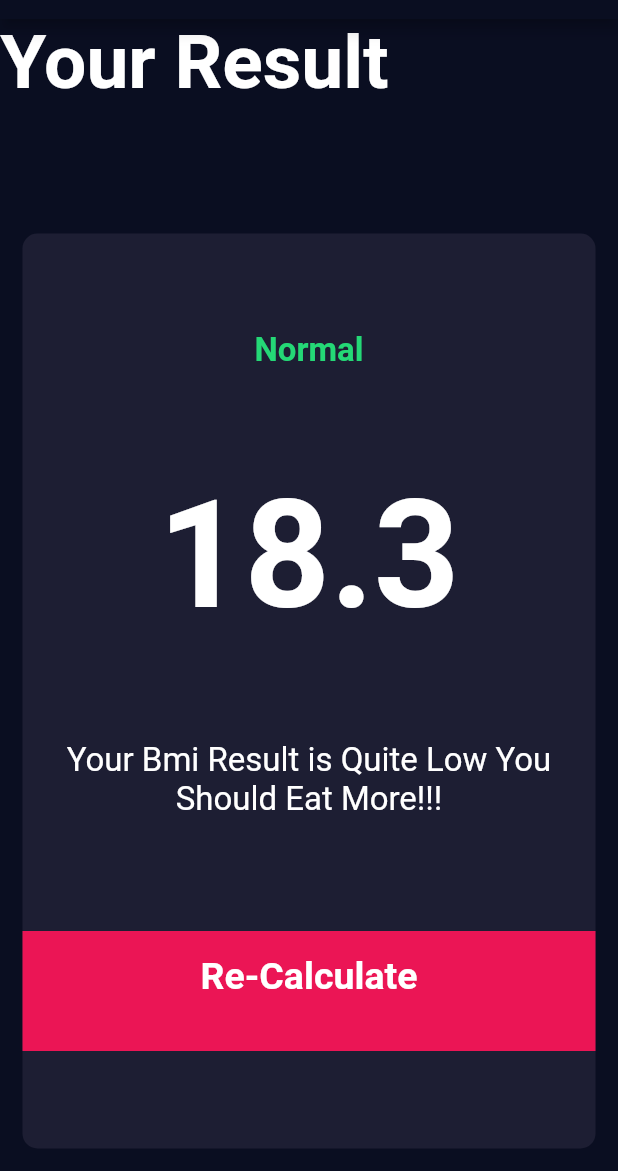
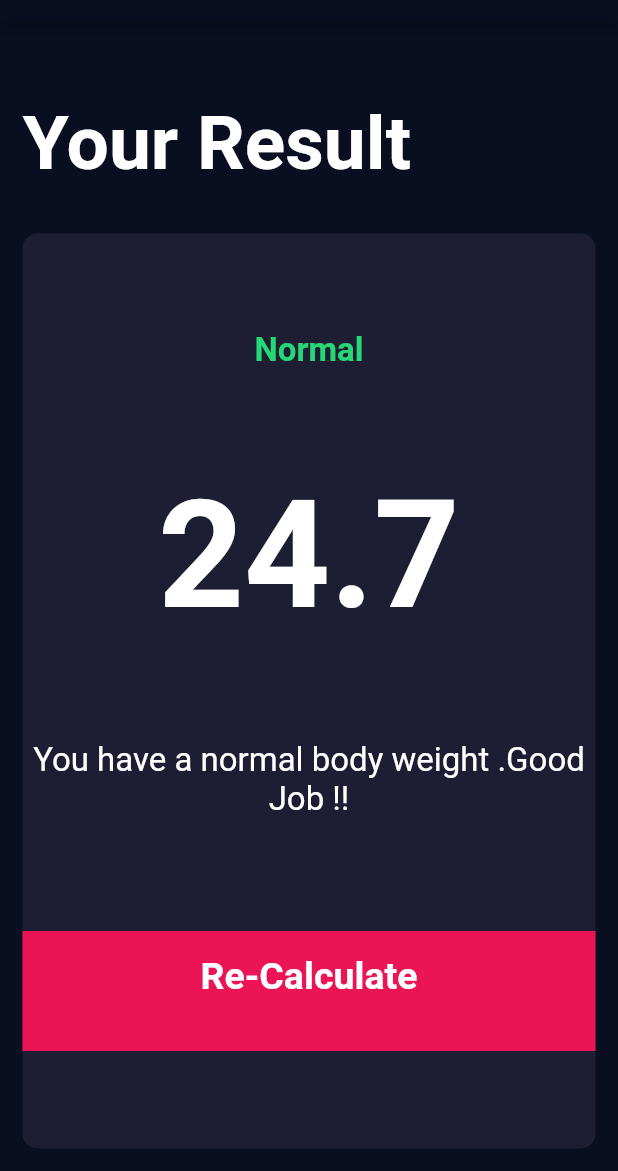
Before and after one commit to felexkuria/bmi_calculator, a Flutter app: the screen it shows after launch, after a tap on "CALCULATE", on a phone screen of 412 x 824 dp, the part 65-1236 px from its top. Run offline on Flutter 3.47's test engine with Material 2 defaults, Android fonts, the phone set to English and light mode, and no system bars; our stand-ins replace font_awesome_flutter.

Commit message:
finished bmi calc

```diff
--- /dev/null
+++ b/bmi_calculator/lib/calculator.dart
@@ -0,0 +1,34 @@
+import 'dart:math';
+
+class CalculatorBrain {
+  final int height;
+  final int weight;
+  double _bmi = 0.0;
+
+  CalculatorBrain({this.height, this.weight});
+
+  String calculateBmi() {
+    double _bmi = weight / pow(height / 100, 2);
+    return _bmi.toStringAsFixed(1);
+  }
+
+  String getResult() {
+    if (_bmi >= 25) {
+      return 'OverWeight';
+    } else if (_bmi <= 18.5) {
+      return 'Normal';
+    } else {
+      return 'UnderWeight';
+    }
+  }
+
+  String getInterpretation() {
+    if (_bmi >= 25) {
+      return 'You have a higher than normal body weight .try to exercise more';
+    } else if (_bmi <= 18.5) {
+      return 'You have a normal body weight .Good Job !!';
+    } else {
+      return 'You have a Lower than normal body weight .You Can eat a bit more';
+    }
+  }
+}
--- a/bmi_calculator/lib/main.dart
+++ b/bmi_calculator/lib/main.dart
@@ -15,7 +15,12 @@ class BMICalculator extends StatelessWidget {
       initialRoute: '/',
       routes: {
         '/': (context) => InputPage(),
-          'first': (context) => ResultPage(),
-        });
+        'first': (context) => ResultPage(
+              bmiResult: null,
+              interpretation: null,
+              resultText: null,
+            ),
+      },
+    );
   }
 }
--- a/bmi_calculator/lib/screens/input_page.dart
+++ b/bmi_calculator/lib/screens/input_page.dart
@@ -1,5 +1,7 @@
 import 'package:bmi_calculator/Widgets/bottom_button.dart';
 import 'package:bmi_calculator/Widgets/rounded_icon_button.dart';
+import 'package:bmi_calculator/calculator.dart';
+import 'package:bmi_calculator/screens/results.dart';
 import 'package:flutter/material.dart';
 import 'package:bmi_calculator/Widgets/icon_content.dart';
 import 'package:bmi_calculator/Widgets/reusable_card.dart';
@@ -19,8 +21,8 @@ class InputPage extends StatefulWidget {
 class _InputPageState extends State<InputPage> {
   Gender selectedGender;
   int height = 180;
-  int weight = 70;
-  int age = 1;
+  int weight = 80;
+  int age = 18;
 
 //   Color maleCardColour = inActiveCardColor;
 //   Color femaleCardColour = inActiveCardColor;
@@ -232,7 +234,27 @@ class _InputPageState extends State<InputPage> {
           BottomButton(
             buttonTittle: 'CALCULATE',
             onTap: () {
-              Navigator.pushNamed(context, 'first');
+              CalculatorBrain calculatorBrain =
+                  CalculatorBrain(height: height, weight: weight);
+
+              Navigator.push(
+                context,
+                MaterialPageRoute(
+                  builder: (context) => ResultPage(
+                    bmiResult: calculatorBrain.calculateBmi(),
+                    resultText: calculatorBrain.getResult(),
+                    interpretation: calculatorBrain.getInterpretation(),
+                  ),
+                ),
+              );
+
+              // Navigator.pushNamed(
+              //   context,
+              //   'first',
+              //   arguments:bmiResult: calculatorBrain.calculateBmi(),
+              // resultText: calculatorBrain.getResult(),
+              // interpretation: calculatorBrain.getInterpretation(),
+              // );
             },
           )
         ],
--- a/bmi_calculator/lib/screens/results.dart
+++ b/bmi_calculator/lib/screens/results.dart
@@ -4,6 +4,14 @@ import 'package:bmi_calculator/constant.dart';
 import 'package:flutter/material.dart';
 
 class ResultPage extends StatelessWidget {
+  final String bmiResult;
+  final String resultText;
+  final String interpretation;
+
+  ResultPage(
+      {@required this.bmiResult,
+      this.resultText,
+      @required this.interpretation});
   @override
   Widget build(BuildContext context) {
     return Scaffold(
@@ -16,6 +24,8 @@ class ResultPage extends StatelessWidget {
           children: [
             Expanded(
               child: Container(
+                padding: EdgeInsets.all(15.0),
+                alignment: Alignment.bottomLeft,
                 child: Text(
                   'Your Result',
                   style: kTitleTextStyle,
@@ -31,19 +41,23 @@ class ResultPage extends StatelessWidget {
                   crossAxisAlignment: CrossAxisAlignment.center,
                   children: [
                     Text(
-                      'Normal',
+                      resultText,
                       style: kResultTextStyle,
                     ),
                     Text(
-                      '18.3',
+                      bmiResult,
                       style: kBmiTextStyle,
                     ),
                     Text(
-                      'Your Bmi Result is Quite Low You Should Eat More!!!',
+                      interpretation,
                       style: kBodyTextStyle,
                       textAlign: TextAlign.center,
                     ),
-                    BottomButton(onTap: null, buttonTittle: 'Re-Calculate')
+                    BottomButton(
+                        onTap: () {
+                          Navigator.pop(context);
+                        },
+                        buttonTittle: 'Re-Calculate')
                   ],
                 ),
               ),
```
Lines whose indentation alone changed are shown as unchanged.
